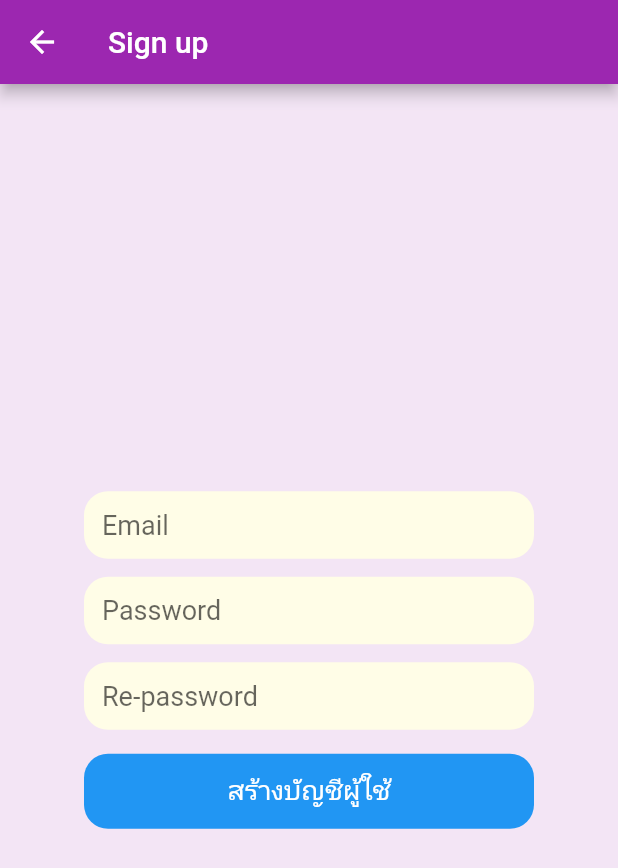
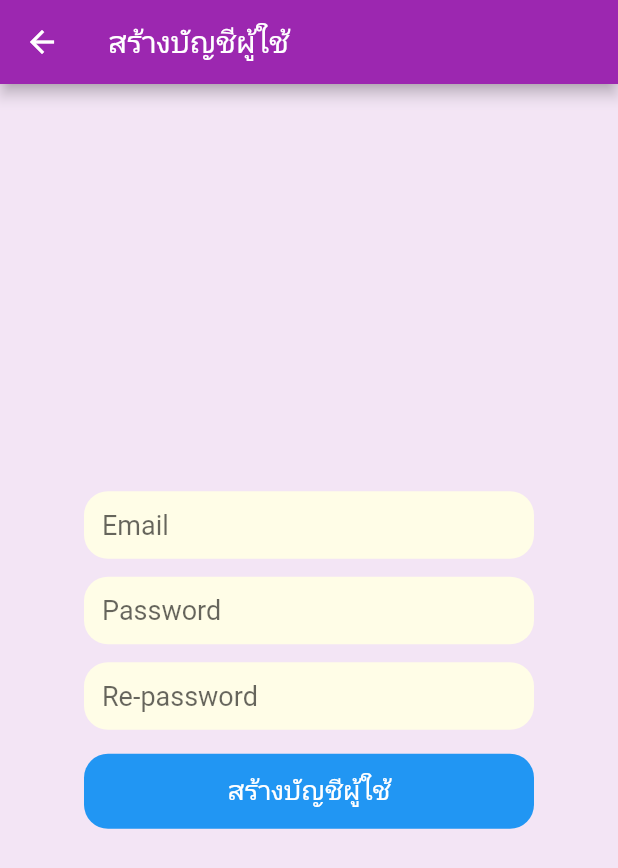
Before and after one commit to Poom2541/baruhorpak, a Flutter app: the MySignUpPage screen opened by its route, on a phone screen of 412 x 824 dp. Shown: the top 868 px of the screen. Run offline on Flutter 3.47's test engine with Material 2 defaults, Android fonts, the phone set to English and light mode, and no system bars; our stand-ins replace firebase_auth, firebase_core; accounts and stored records are empty; network calls fail.

Commit message:
ล่าสุด

```diff
--- a/lib/resetpassword.dart
+++ b/lib/resetpassword.dart
@@ -19,7 +19,7 @@ class _MyResetPasswordPageState extends State<MyResetPasswordPage> {
         key: scaffoldKey,
         appBar: AppBar(
           backgroundColor: Colors.purple,
-          title: Text("Reset password", style: TextStyle(color: Colors.white)),
+          title: Text("รีเซ็ต รหัสผ่าน ", style: TextStyle(color: Colors.white)),
           iconTheme: IconThemeData(
             color: Colors.white, //change your color here
           ),
--- a/lib/singup.dart
+++ b/lib/singup.dart
@@ -31,7 +31,7 @@ class _MySignUpPageState extends State<MySignUpPage> {
       key: scaffoldKey,
        appBar: AppBar(
          backgroundColor: Colors.purple,
-          title: Text("Sign up", style: TextStyle(color: Colors.white)),
+          title: Text("สร้างบัญชีผู้ใช้", style: TextStyle(color: Colors.white)),
         ),
 
 
```
